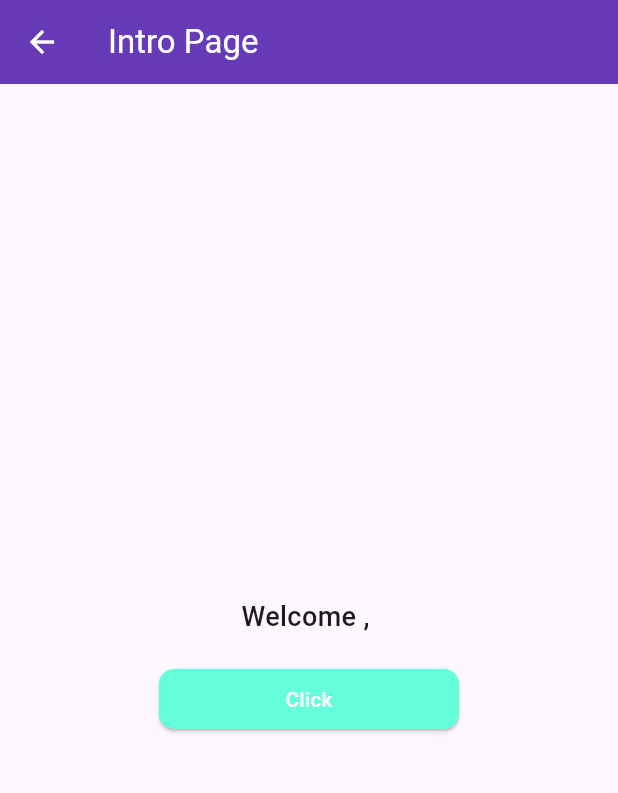
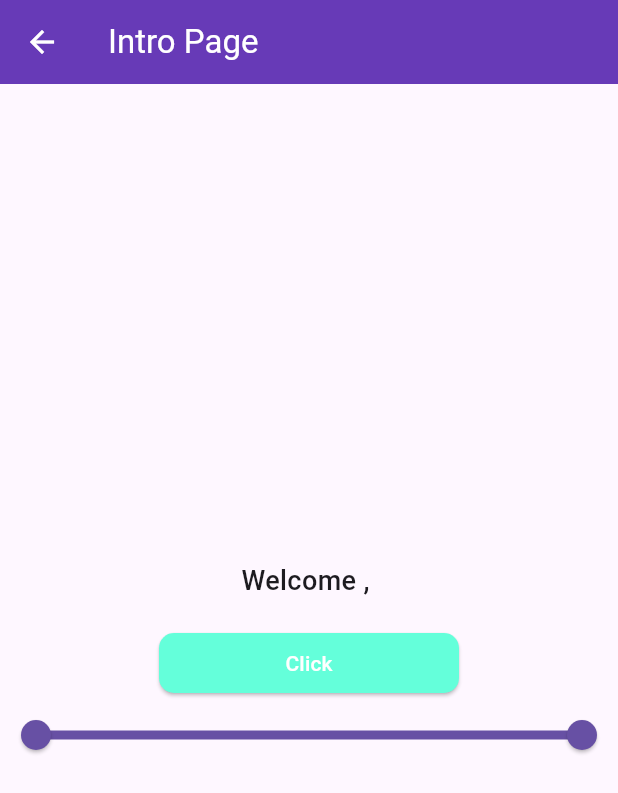
Before and after one commit to ankitrajak-97/transfer-data-with-splash-screen, a Flutter app: the screen it shows after launch, after a tap on "Click to send data", on a phone screen of 412 x 824 dp. Shown: the top 793 px of the screen. Run offline on Flutter 3.47's test engine with Material 3 defaults, Android fonts, the phone set to English and light mode, and no system bars.

```diff
--- a/lib/IntroPage.dart
+++ b/lib/IntroPage.dart
@@ -1,11 +1,20 @@
 import 'package:flutter/material.dart';
 
-class IntroPage extends StatelessWidget {
+class IntroPage extends StatefulWidget {
   var nameFromHome;
   IntroPage(this.nameFromHome);
 
   @override
+  State<IntroPage> createState() => _IntroPageState();
+}
+
+class _IntroPageState extends State<IntroPage> {
+  RangeValues values = RangeValues(0, 1);
+
+  @override
   Widget build(BuildContext context) {
+    RangeLabels labels =
+        RangeLabels(values.start.toString(), values.end.toString());
     return Scaffold(
       appBar: AppBar(
         title: Text('Intro Page'),
@@ -19,7 +28,7 @@ class IntroPage extends StatelessWidget {
             Padding(
               padding: EdgeInsets.all(8.0),
               child: Text(
-                'Welcome ,$nameFromHome ',
+                'Welcome ,${widget.nameFromHome} ',
                 style: TextStyle(fontSize: 18, fontWeight: FontWeight.w500),
               ),
             ),
@@ -35,7 +44,13 @@ class IntroPage extends StatelessWidget {
                   minimumSize: Size(200, 40),
                   shape: RoundedRectangleBorder(
                       borderRadius: BorderRadius.circular(10))),
-            )
+            ),
+            RangeSlider(
+                values: values,
+                onChanged: (newValue) {
+                  values = newValue;
+                  setState(() {});
+                })
           ],
         ),
       ),
```
